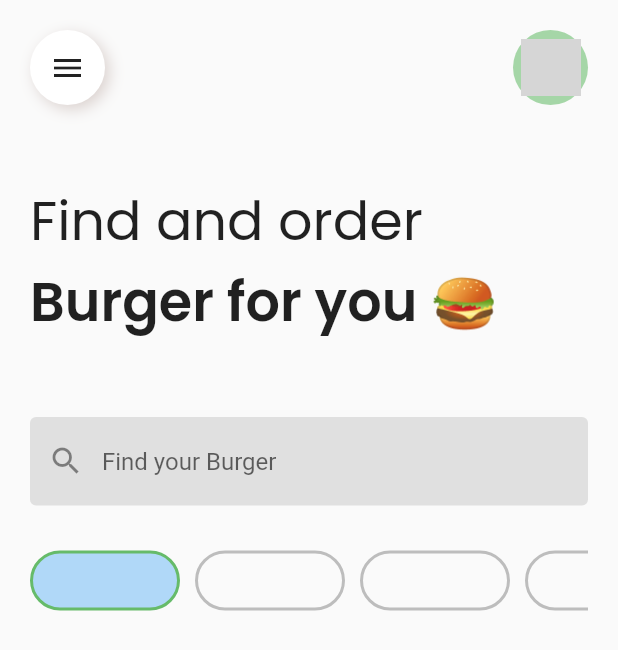
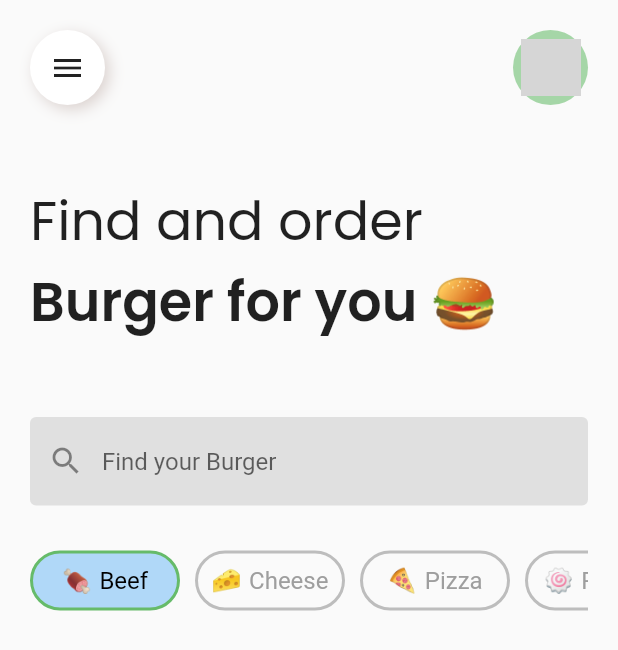
Before and after one commit to Lakshit-Chiranjiv/Burger-App-UI, a Flutter app: the AppHomePage screen opened directly, on a phone screen of 412 x 824 dp. Shown: the top 650 px of the screen. Run offline on Flutter 3.47's test engine with Material 2 defaults, Android fonts, the light colour scheme and no system bars; our stand-ins replace google_fonts; grey boxes are pictures that could not be loaded.

Commit message:
added dummy texts and emojis and text colors

```diff
--- a/lib/app_home_page.dart
+++ b/lib/app_home_page.dart
@@ -125,6 +125,21 @@ class _AppHomePageState extends State<AppHomePage> {
                               width: 2,
                             ),
                           ),
+                          child: Center(
+                            child: Row(
+                              mainAxisAlignment: MainAxisAlignment.center,
+                              children: [
+                                Text('🍖', style: TextStyle(
+                                  fontSize: 16,
+                                ),),
+                                SizedBox(width: 5,),
+                                Text('Beef', style: TextStyle(
+                                  fontSize: 16,
+                                  color: tab==0 ? Colors.black : Colors.grey.shade500
+                                ),)
+                              ],
+                            )
+                          ),
                         ),
                       ),
                       const SizedBox(
@@ -146,6 +161,21 @@ class _AppHomePageState extends State<AppHomePage> {
                               color: tab == 1 ? Colors.green.shade400 : Colors.grey.shade400,
                               width: 2,
                             ),
+                          ),
+                          child: Center(
+                            child: Row(
+                              mainAxisAlignment: MainAxisAlignment.center,
+                              children: [
+                                Text('🧀', style: TextStyle(
+                                  fontSize: 16,
+                                ),),
+                                SizedBox(width: 5,),
+                                Text('Cheese', style: TextStyle(
+                                  fontSize: 16,
+                                  color: tab==1 ? Colors.black : Colors.grey.shade500
+                                ),)
+                              ],
+                            )
                           ),
                         ),
                       ),
@@ -169,6 +199,21 @@ class _AppHomePageState extends State<AppHomePage> {
                               width: 2,
                             ),
                           ),
+                          child: Center(
+                            child: Row(
+                              mainAxisAlignment: MainAxisAlignment.center,
+                              children: [
+                                Text('🍕', style: TextStyle(
+                                  fontSize: 16,
+                                ),),
+                                SizedBox(width: 5,),
+                                Text('Pizza', style: TextStyle(
+                                  fontSize: 16,
+                                  color: tab==2 ? Colors.black : Colors.grey.shade500
+                                ),)
+                              ],
+                            )
+                          ),
                         ),
                       ),
                       const SizedBox(
@@ -191,6 +236,21 @@ class _AppHomePageState extends State<AppHomePage> {
                               width: 2,
                             ),
                           ),
+                          child: Center(
+                            child: Row(
+                              mainAxisAlignment: MainAxisAlignment.center,
+                              children: [
+                                Text('🍥', style: TextStyle(
+                                  fontSize: 16,
+                                ),),
+                                SizedBox(width: 5,),
+                                Text('Ramen', style: TextStyle(
+                                  fontSize: 16,
+                                  color: tab==3 ? Colors.black : Colors.grey.shade500
+                                ),)
+                              ],
+                            )
+                          ),
                         ),
                       ),
                       const SizedBox(
```
